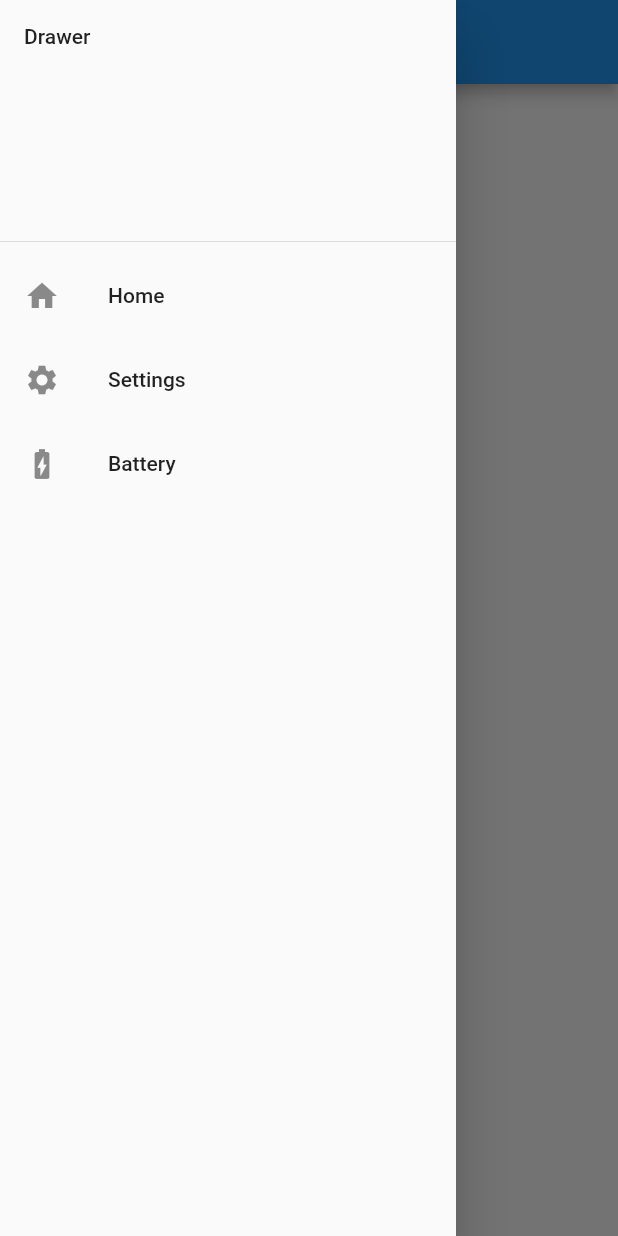
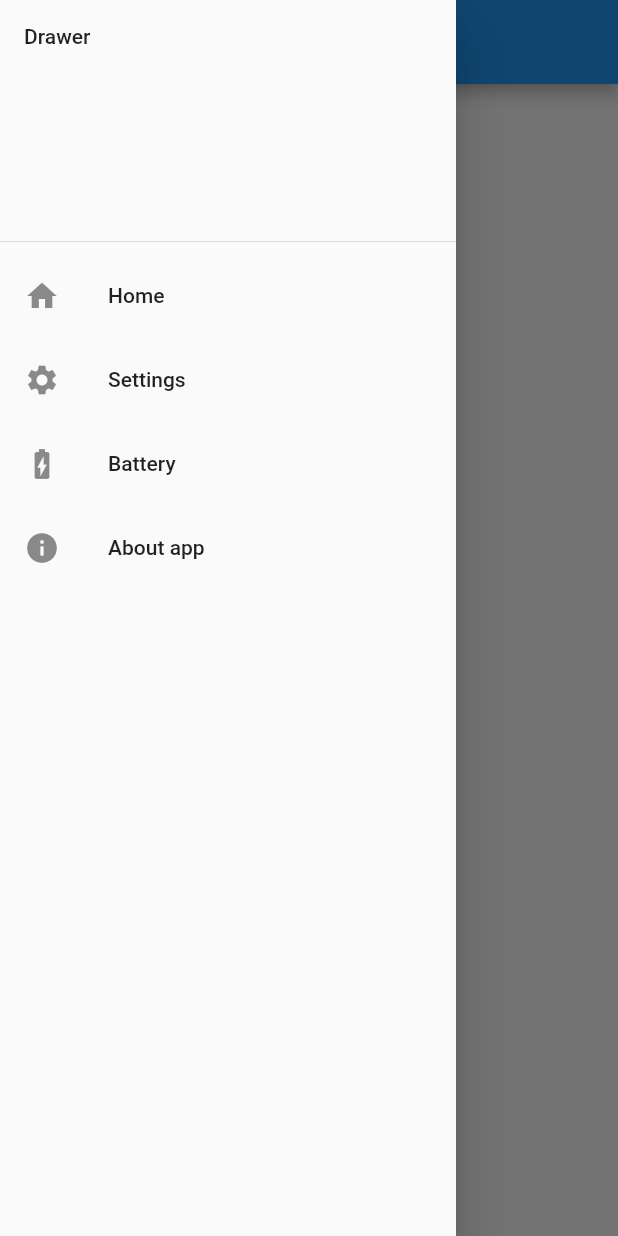
Before and after one commit to JKBustillo/first-app-fluttler, a Flutter app: the screen it shows after launch, with the side drawer open, on a phone screen of 412 x 824 dp. Run offline on Flutter 3.47's test engine with Material 2 defaults, Android fonts, the phone set to English and light mode, and no system bars.

Commit message:
feat: Header and info modal

```diff
--- a/lib/page/home.dart
+++ b/lib/page/home.dart
@@ -10,6 +10,13 @@ class Home extends StatefulWidget {
 class _HomeState extends State<Home> {
   Drawer _getDrawer(BuildContext context) {
     var header = new DrawerHeader(child: new Text("Drawer"),);
+    var info = new AboutListTile(
+      child: new Text("About app"),
+      applicationVersion: "v1.0.0",
+      applicationName: "Drawer",
+      applicationIcon: new Icon(Icons.note),
+      icon: new Icon(Icons.info),
+    );
 
     ListTile _getItem(Icon icon, String description, String route) {
       return new ListTile(
@@ -28,6 +35,7 @@ class _HomeState extends State<Home> {
       _getItem(new Icon(Icons.home), "Home", "/"),
       _getItem(new Icon(Icons.settings), "Settings", "/settings"),
       _getItem(new Icon(Icons.battery_charging_full), "Battery", "/battery"),
+      info
     ]);
 
     return new Drawer(
```
